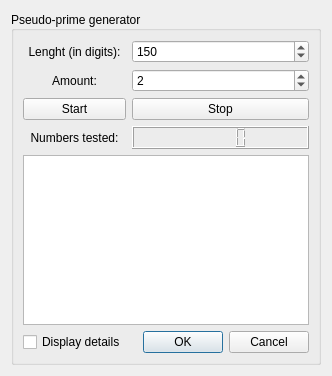
CrypTools/software, file cryptools/tools/primewidget.ui: the form before one commit.
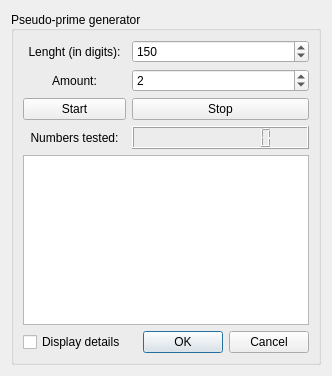
The form after the commit.

Diff of the .ui file:
```diff
--- a/cryptools/tools/primewidget.ui
+++ b/cryptools/tools/primewidget.ui
@@ -112,7 +112,11 @@
        </widget>
       </item>
       <item row="3" column="1">
-       <widget class="QLCDNumber" name="lcdNumber"/>
+       <widget class="QLCDNumber" name="lcdNumber">
+        <property name="digitCount">
+         <number>10</number>
+        </property>
+       </widget>
       </item>
      </layout>
     </widget>
```
